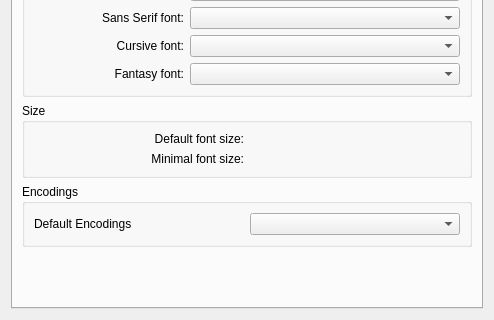
KDE/rekonq, file src/settings/settings_appearance.ui: the form before one commit; both pictures show x 0 to 494 and y 152 to 472 of the 494 by 472 pixel window.
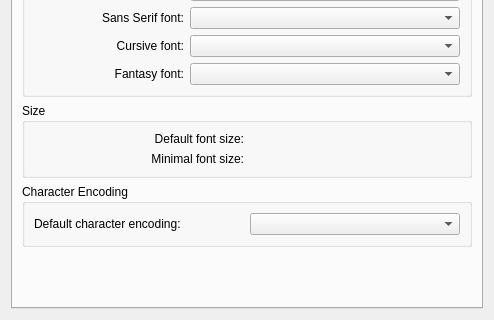
The form after the commit. Custom widgets are drawn as their Qt base class.

What changed in the file:
```diff
--- a/src/settings/settings_appearance.ui
+++ b/src/settings/settings_appearance.ui
@@ -201,13 +201,13 @@
        <item>
         <widget class="QGroupBox" name="groupBox_4">
          <property name="title">
-          <string>Encodings</string>
+          <string>Character Encoding</string>
          </property>
          <layout class="QHBoxLayout" name="horizontalLayout_2">
           <item>
            <widget class="QLabel" name="label_10">
             <property name="text">
-             <string>Default Encodings</string>
+             <string>Default character encoding:</string>
             </property>
            </widget>
           </item>
```
Left out of the diff: 6 changed lines with no effect on the pictures.
